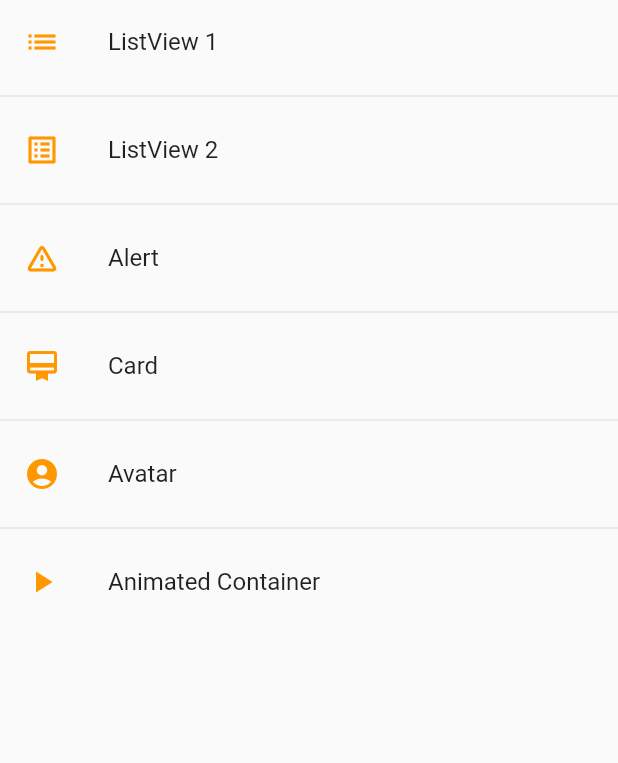
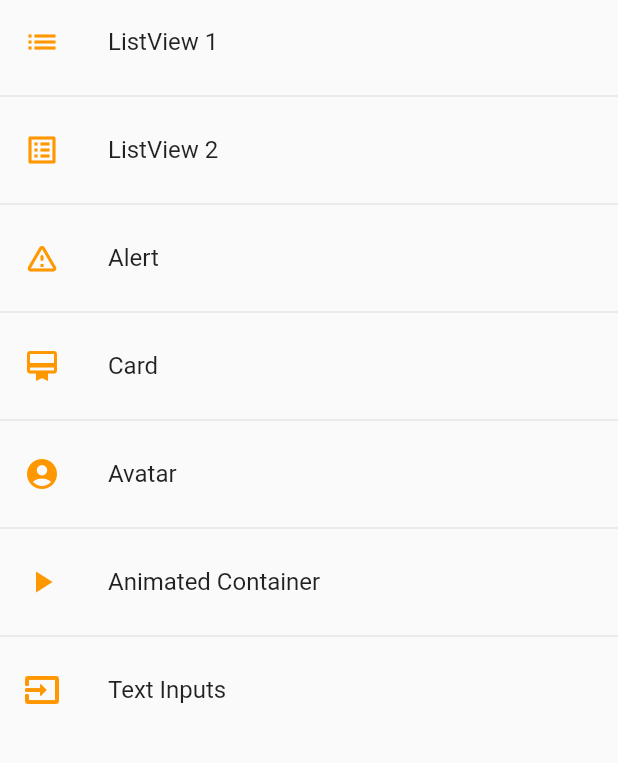
Before and after one commit to aydin-due/widgets_app, a Flutter app: the screen it shows after launch, on a phone screen of 412 x 824 dp, the part 84-847 px from its top. Run offline on Flutter 3.47's test engine with Material 2 defaults, Android fonts, the phone set to English and light mode, and no system bars.

Commit message:
text form field

```diff
--- a/lib/routes/app_routes.dart
+++ b/lib/routes/app_routes.dart
@@ -40,7 +40,12 @@ class AppRoutes {
         route: 'animated',
         name: 'Animated Container',
         screen: const AnimatedScreen(),
-        icon: Icons.play_arrow_sharp)
+        icon: Icons.play_arrow_sharp),
+     MenuOption(
+        route: 'inputs',
+        name: 'Text Inputs',
+        screen: const InputsScreen(),
+        icon: Icons.input_sharp)
   ];
 
   static Map<String, Widget Function(BuildContext)> getAppRoutes() {
--- a/lib/screens/screens.dart
+++ b/lib/screens/screens.dart
@@ -3,5 +3,6 @@ export 'package:widgets_app/screens/animated_screen.dart';
 export 'package:widgets_app/screens/avatar_screen.dart';
 export 'package:widgets_app/screens/card_screen.dart';
 export 'package:widgets_app/screens/home_screen.dart';
+export 'package:widgets_app/screens/inputs_screen.dart';
 export 'package:widgets_app/screens/listview1_screen.dart';
 export 'package:widgets_app/screens/listview2_screen.dart';
```
Also changed, not shown: lib/screens/inputs_screen.dart (added, +32 -0 lines).
